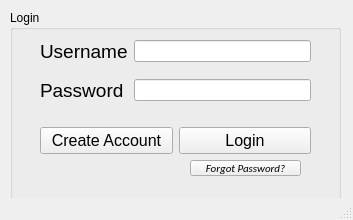
Old version of the form UI/login_main.ui in the repository welshbrad/StockFlip.
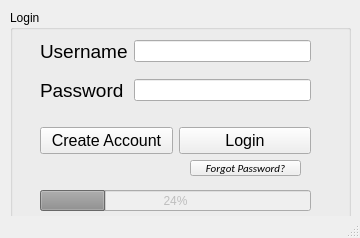
New version of the form.

The edit to the form file:
```diff
--- a/UI/login_main.ui
+++ b/UI/login_main.ui
@@ -6,8 +6,8 @@
    <rect>
     <x>0</x>
     <y>0</y>
-    <width>353</width>
-    <height>220</height>
+    <width>360</width>
+    <height>238</height>
    </rect>
   </property>
   <property name="windowTitle">
@@ -19,8 +19,8 @@
      <rect>
       <x>10</x>
       <y>10</y>
-      <width>331</width>
-      <height>191</height>
+      <width>341</width>
+      <height>211</height>
      </rect>
     </property>
     <property name="title">
@@ -128,6 +128,22 @@
       <string>Forgot Password?</string>
      </property>
     </widget>
+    <widget class="QProgressBar" name="loginProgressBar">
+     <property name="enabled">
+      <bool>false</bool>
+     </property>
+     <property name="geometry">
+      <rect>
+       <x>30</x>
+       <y>180</y>
+       <width>271</width>
+       <height>21</height>
+      </rect>
+     </property>
+     <property name="value">
+      <number>24</number>
+     </property>
+    </widget>
    </widget>
   </widget>
   <widget class="QStatusBar" name="statusbar"/>
```
Left out of the diff: 71 changed lines with no effect on the pictures.
